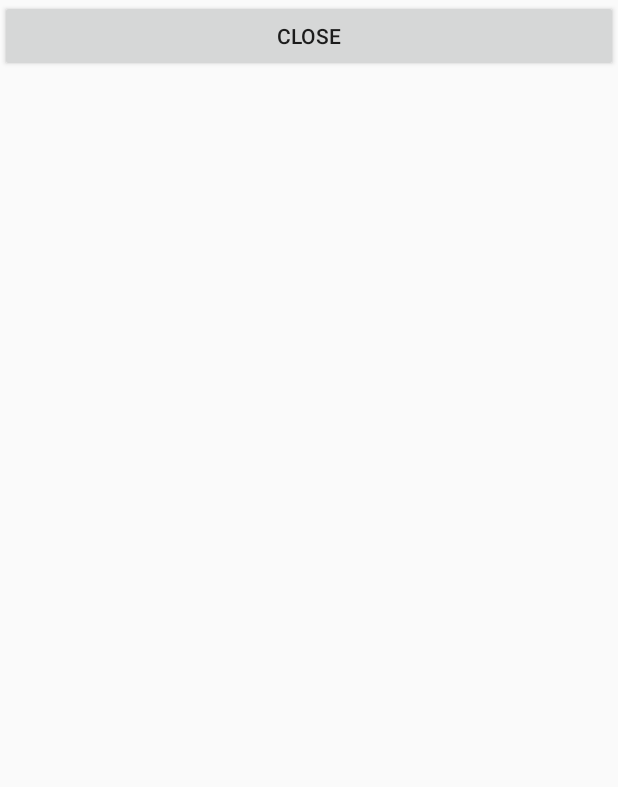
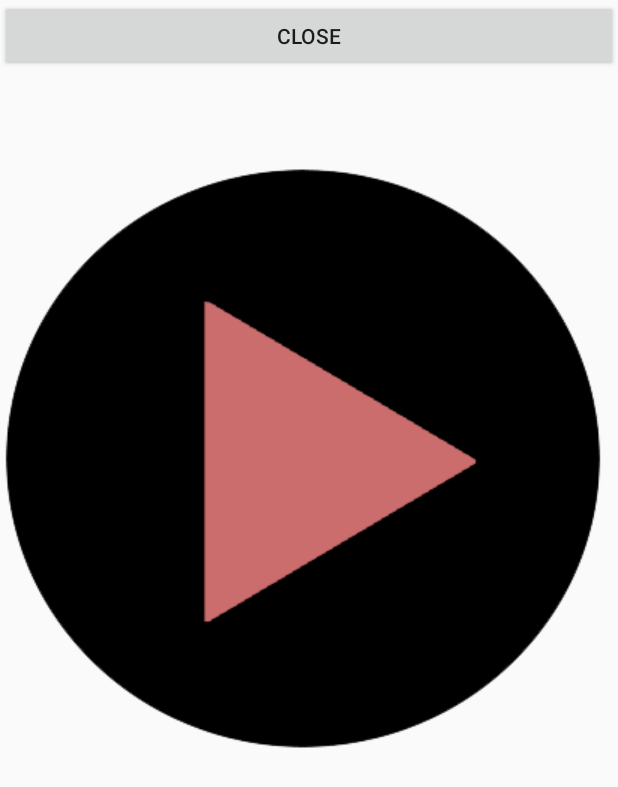
Before and after one commit to DreamingInfraviolet/sequence, an Android app: the layout activity_stave.xml on its own in the app's theme, with its tools: preview values and no code run, on a phone screen of 412 x 824 dp. Shown: the top 787 px of the screen. Run offline under Robolectric (Android 15) with nearby library versions, the light colour scheme and no system bars.

Commit message:
I have no message :(

```diff
--- a/app/src/main/res/layout/activity_stave.xml
+++ b/app/src/main/res/layout/activity_stave.xml
@@ -1,6 +1,7 @@
 <?xml version="1.0" encoding="utf-8"?>
 <LinearLayout xmlns:android="http://schemas.android.com/apk/res/android"
-                xmlns:tools="http://schemas.android.com/tools"
+    xmlns:app="http://schemas.android.com/apk/res-auto"
+    xmlns:tools="http://schemas.android.com/tools"
                 android:orientation="vertical"
                 android:id="@+id/drawer_layout"
                 android:layout_width="match_parent"
@@ -14,6 +15,14 @@
 
     <FrameLayout android:id="@+id/stave_layout"
                  android:layout_width="match_parent"
-                 android:layout_height="match_parent" />
+                 android:layout_height="match_parent" >
+
+        <ImageButton
+            android:layout_width="wrap_content"
+            android:layout_height="wrap_content"
+            app:srcCompat="@drawable/play"
+            android:id="@+id/playButton"
+            android:background="@null"/>
+    </FrameLayout>
 
 </LinearLayout>
```
Also changed, not shown: app/src/main/java/com/audinarium/sequence/sequence/Graphics/Chord.java (+24 -24 lines), app/src/main/java/com/audinarium/sequence/sequence/StaveActivity.java (+22 -0 lines), app/src/main/res/drawable/pause.png (added), app/src/main/res/drawable/play.png (added), app/src/main/res/drawable/stop.png (added).
